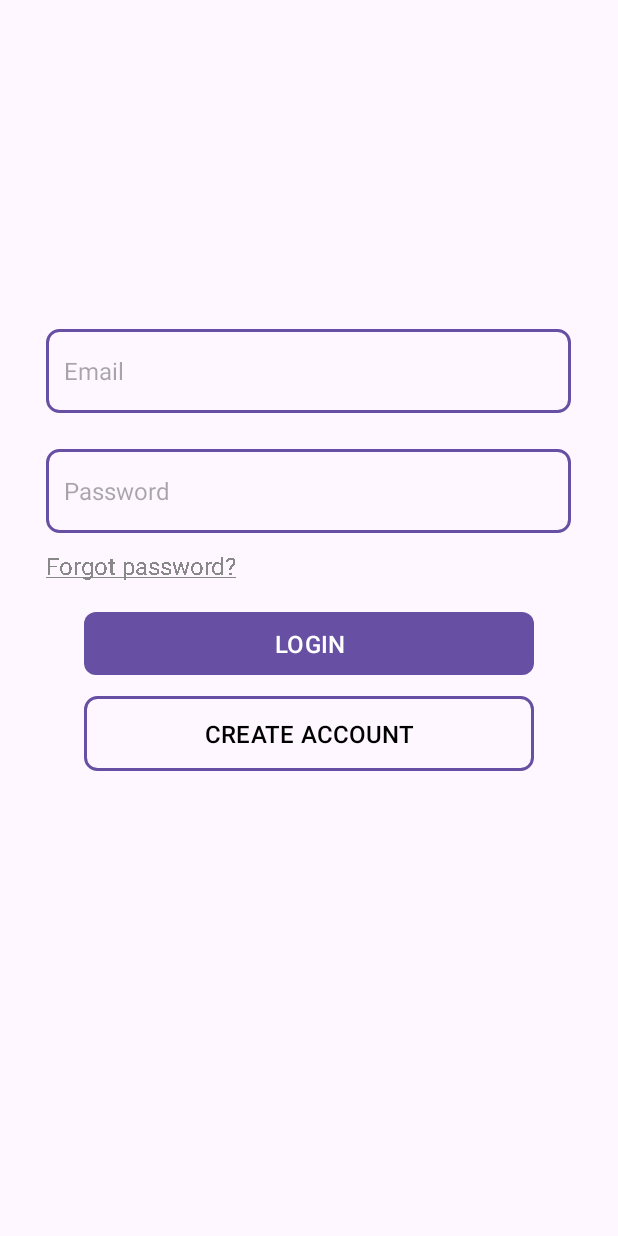
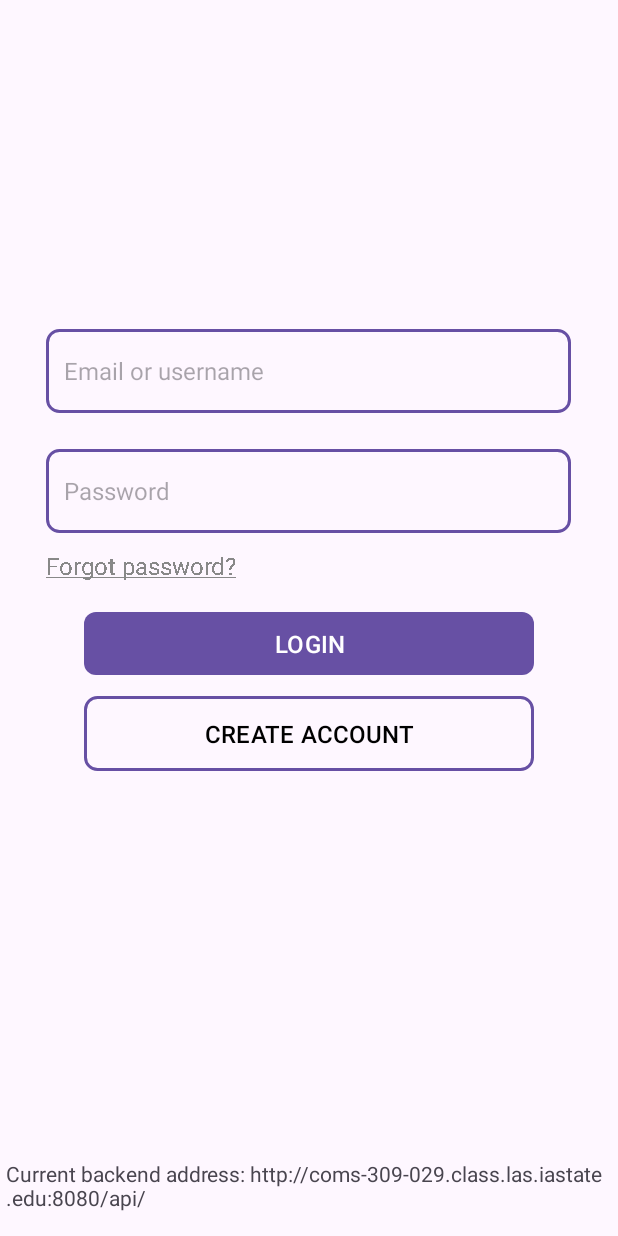
Before and after one commit to tanh-x/cs309-project, an Android app: the screen it shows after launch (LoginActivity), on a phone screen of 412 x 824 dp. Run offline under Robolectric (Android 15) with nearby library versions, the phone set to English and light mode, and no system bars; our stand-ins replace Volley; libraries missing offline, so code that uses them is left out: com.auth0.android.

Commit message:
Endpoint fallback system

```diff
--- /dev/null
+++ b/Backend/src/main/java/cs309/backend/controllers/FallbackController.java
@@ -0,0 +1,16 @@
+package cs309.backend.controllers;
+
+
+import org.springframework.web.bind.annotation.RequestMapping;
+import org.springframework.web.bind.annotation.RequestMethod;
+import org.springframework.web.bind.annotation.ResponseBody;
+import org.springframework.web.bind.annotation.RestController;
+
+@RestController
+public class FallbackController {
+    @RequestMapping(value = "/", method = RequestMethod.GET)
+    @ResponseBody
+    public String getRoot() {
+        return "Nothing here.";
+    }
+}
--- a/Backend/src/main/java/cs309/backend/services/UserService.java
+++ b/Backend/src/main/java/cs309/backend/services/UserService.java
@@ -46,6 +46,7 @@ public class UserService {
 
     public SessionTokenData loginUser(LoginData args) {
         UserEntity user = getUserByEmail(args.email());
+        user = (user != null) ? user : getUserByUsername(args.email());
 
         // Check if credentials were correct
         if (!validateLoginCredentials(user, args)) throw new InvalidCredentialsException();
--- a/Frontend/app/src/main/java/com/kewargs/cs309/MainActivity.java
+++ b/Frontend/app/src/main/java/com/kewargs/cs309/MainActivity.java
@@ -2,6 +2,7 @@ package com.kewargs.cs309;
 
 import android.content.Intent;
 import android.os.Bundle;
+import android.os.StrictMode;
 
 import com.kewargs.cs309.activity.auth.LoginActivity;
 import com.kewargs.cs309.activity.dashboard.DashboardActivity;
@@ -14,6 +15,11 @@ public class MainActivity extends AbstractActivity {
     @Override
     protected void onCreate(Bundle savedInstanceState) {
         super.onCreate(savedInstanceState);
+
+        // Hangs the main thread to find an available endpoint, kill for prod.
+        StrictMode.ThreadPolicy policy = new StrictMode.ThreadPolicy.Builder().permitAll().build();
+        StrictMode.setThreadPolicy(policy);
+
         SessionManager.initialize(this);
 
         if (session.isLoggedIn()) switchToDashboard();
--- a/Frontend/app/src/main/java/com/kewargs/cs309/activity/auth/LoginActivity.java
+++ b/Frontend/app/src/main/java/com/kewargs/cs309/activity/auth/LoginActivity.java
@@ -15,6 +15,7 @@ import com.kewargs.cs309.R;
 import com.kewargs.cs309.activity.dashboard.DashboardActivity;
 import com.kewargs.cs309.core.activity.AbstractActivity;
 import com.kewargs.cs309.utils.backend.factory.UserRequestFactory;
+import com.kewargs.cs309.utils.constants.UniversalConstants;
 
 import org.json.JSONObject;
 
@@ -28,6 +29,7 @@ public class LoginActivity extends AbstractActivity {
     private TextView forgotPasswordLink;
     private Button loginButton;
     private Button registerButton;
+    private TextView debugInfoText;
 
     /**
      * @noinspection MismatchedQueryAndUpdateOfCollection
@@ -39,9 +41,13 @@ public class LoginActivity extends AbstractActivity {
         if (session.isLoggedIn()) switchToActivity(DashboardActivity.class);
 
         super.onCreate(savedInstanceState);
+
         if (forgotPasswordLink != null) forgotPasswordLink.setPaintFlags(Paint.UNDERLINE_TEXT_FLAG);
+
         loginButton.setOnClickListener(this::loginButtonCallback);
         registerButton.setOnClickListener(this::registerButtonCallback);
+
+        debugInfoText.setText("Current backend address: " + UniversalConstants.ENDPOINT);
     }
 
     private void loginButtonCallback(View view) {
@@ -91,6 +97,7 @@ public class LoginActivity extends AbstractActivity {
         forgotPasswordLink = findViewById(R.id.forgotPasswordLink);
         loginButton = findViewById(R.id.signUpButton);
         registerButton = findViewById(R.id.registerButton);
+        debugInfoText = findViewById(R.id.debugInfoText);
 
         loginFormElements = new LinkedHashSet<View>() {{
             add(emailField);
--- a/Frontend/app/src/main/java/com/kewargs/cs309/utils/UniversalConstants.java
+++ /dev/null
@@ -1,8 +0,0 @@
-package com.kewargs.cs309.utils;
-
-public final class UniversalConstants {
-    public static final String ENDPOINT = "http://cs309.kewargs.com:8080/api/";
-    // public static final String ENDPOINT = "http://coms-309-029.class.las.iastate.edu:8080/api";
-    public static final String USER_ENDPOINT = ENDPOINT + "user/";
-    public static final String STUDENT_ENDPOINT = ENDPOINT + "student/";
-}
--- a/Frontend/app/src/main/java/com/kewargs/cs309/utils/backend/factory/UserRequestFactory.java
+++ b/Frontend/app/src/main/java/com/kewargs/cs309/utils/backend/factory/UserRequestFactory.java
@@ -1,8 +1,7 @@
 package com.kewargs.cs309.utils.backend.factory;
 
-import static com.kewargs.cs309.utils.UniversalConstants.USER_ENDPOINT;
+import static com.kewargs.cs309.utils.constants.UniversalConstants.USER_ENDPOINT;
 
-import com.kewargs.cs309.utils.backend.factory.RequestFactory;
 import com.kewargs.cs309.utils.backend.request.JsonRequestCall;
 import com.kewargs.cs309.utils.backend.request.PlainTextRequestCall;
 
--- /dev/null
+++ b/Frontend/app/src/main/java/com/kewargs/cs309/utils/constants/EndpointHostDefinition.java
@@ -0,0 +1,49 @@
+package com.kewargs.cs309.utils.constants;
+
+import android.util.Log;
+
+import java.io.IOException;
+import java.net.HttpURLConnection;
+import java.net.URL;
+
+class EndpointHostDefinition {
+    /**
+     * Loopback address to the actual machine, whereas 127.0.0.1 refers to the device's loopback.
+     */
+    static final String LOCAL_ENDPOINT = "http://10.0.2.2:8080/";
+
+    /**
+     * SSH reverse tunneling endpoint of VM_ENDPOINT, allows remote access.
+     */
+    static final String REVERSE_TUNNEL_ENDPOINT = "http://cs309.kewargs.com:8080/";
+
+    /**
+     * Original address pointing to the VM, can only be accessed within the school's local network.
+     */
+    static final String VM_ENDPOINT = "http://coms-309-029.class.las.iastate.edu:8080/";
+
+    /**
+     * Gets the first available endpoint, by priority. For dev environment only.
+     *
+     * @return The first available endpoint
+     */
+    static String guessEndpoint() {
+        String[] endpoints = {
+            LOCAL_ENDPOINT,
+            REVERSE_TUNNEL_ENDPOINT,
+            VM_ENDPOINT
+        };
+        for (String endpoint : endpoints) {
+            try {
+                URL url = new URL(endpoint);
+                HttpURLConnection connection = (HttpURLConnection) url.openConnection();
+                connection.setRequestMethod("HEAD");
+                int responseCode = connection.getResponseCode();
+                Log.e("AAAAAA", endpoint + " - " + responseCode + "");
+                if (responseCode >= 200 && responseCode < 300) return endpoint;
+            } catch (IOException ignored) { }
+        }
+
+        return VM_ENDPOINT;
+    }
+}
--- /dev/null
+++ b/Frontend/app/src/main/java/com/kewargs/cs309/utils/constants/UniversalConstants.java
@@ -0,0 +1,7 @@
+package com.kewargs.cs309.utils.constants;
+
+public final class UniversalConstants {
+    public static final String ENDPOINT = EndpointHostDefinition.guessEndpoint() + "api/";
+    public static final String USER_ENDPOINT = ENDPOINT + "user/";
+    public static final String STUDENT_ENDPOINT = ENDPOINT + "student/";
+}
--- a/Frontend/app/src/main/res/layout/activity_login.xml
+++ b/Frontend/app/src/main/res/layout/activity_login.xml
@@ -26,7 +26,7 @@
                 android:ems="10"
                 android:id="@+id/emailField"
                 android:textSize="16dp"
-                android:hint="Email"
+                android:hint="Email or username"
                 android:layout_marginBottom="24dp"
                 android:background="@drawable/default_border"
                 android:paddingLeft="12dp"
@@ -97,4 +97,15 @@
             app:layout_constraintHorizontal_bias="0.5"
             android:background="@drawable/default_border" />
 
+    <TextView
+            android:layout_width="wrap_content"
+            android:layout_height="wrap_content"
+            android:id="@+id/debugInfoText"
+            app:layout_constraintStart_toStartOf="parent"
+            app:layout_constraintHorizontal_bias="0.5"
+            app:layout_constraintEnd_toEndOf="parent"
+            app:layout_constraintBottom_toBottomOf="parent"
+            android:layout_marginBottom="12dp"
+            android:text="debug info" />
+
 </androidx.constraintlayout.widget.ConstraintLayout>
```
